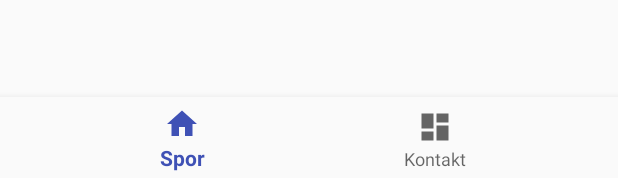
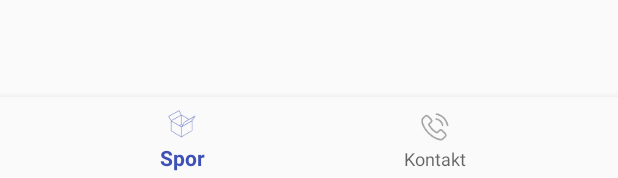
Before and after one commit to BuggeSolutions/sporingsapp, an Android app: the layout activity_main.xml on its own in the app's theme, with its tools: preview values and no code run, on a phone screen of 412 x 824 dp. Shown: the part 1055-1233 px from the top of the screen. Run offline under Robolectric (Android 15) with nearby library versions, the phone set to English and light mode, and no system bars.

Commit message:
Set icons

```diff
--- a/app/src/main/res/menu/navigation.xml
+++ b/app/src/main/res/menu/navigation.xml
@@ -3,12 +3,12 @@
 
     <item
         android:id="@+id/navigation_home"
-        android:icon="@drawable/ic_home_black_24dp"
+        android:icon="@drawable/ic_dashboard_parcel"
         android:title="@string/title_home" />
 
     <item
         android:id="@+id/navigation_dashboard"
-        android:icon="@drawable/ic_dashboard_black_24dp"
+        android:icon="@drawable/ic_dashboard_phone"
         android:title="@string/title_dashboard" />
 
 </menu>
```
